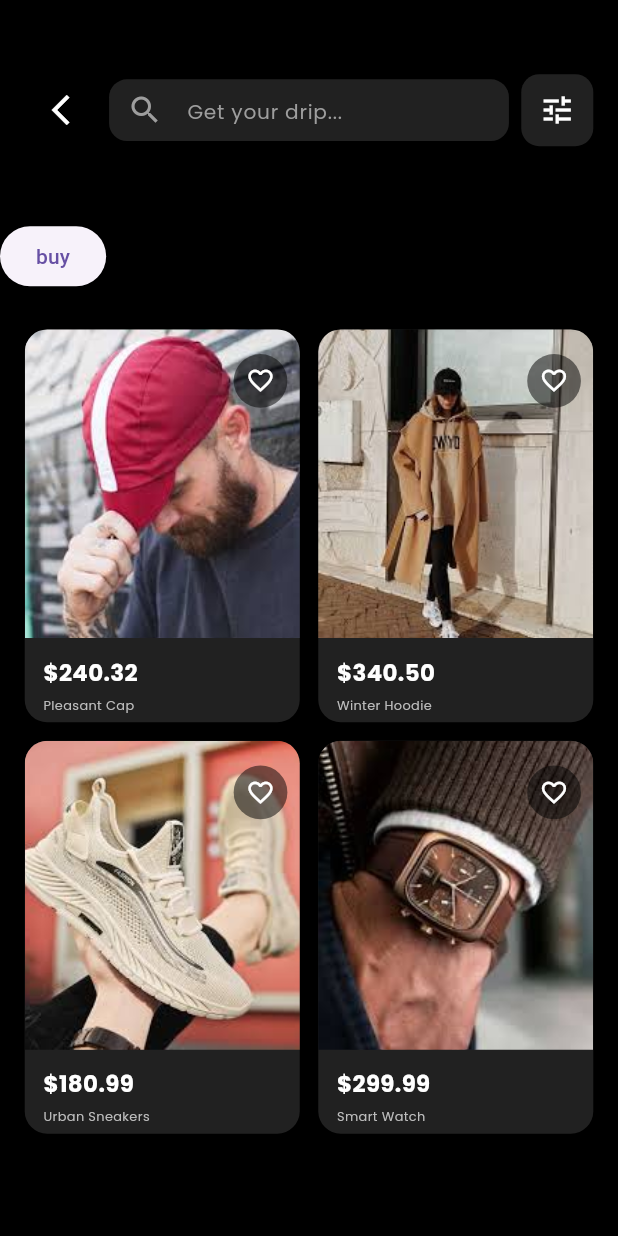
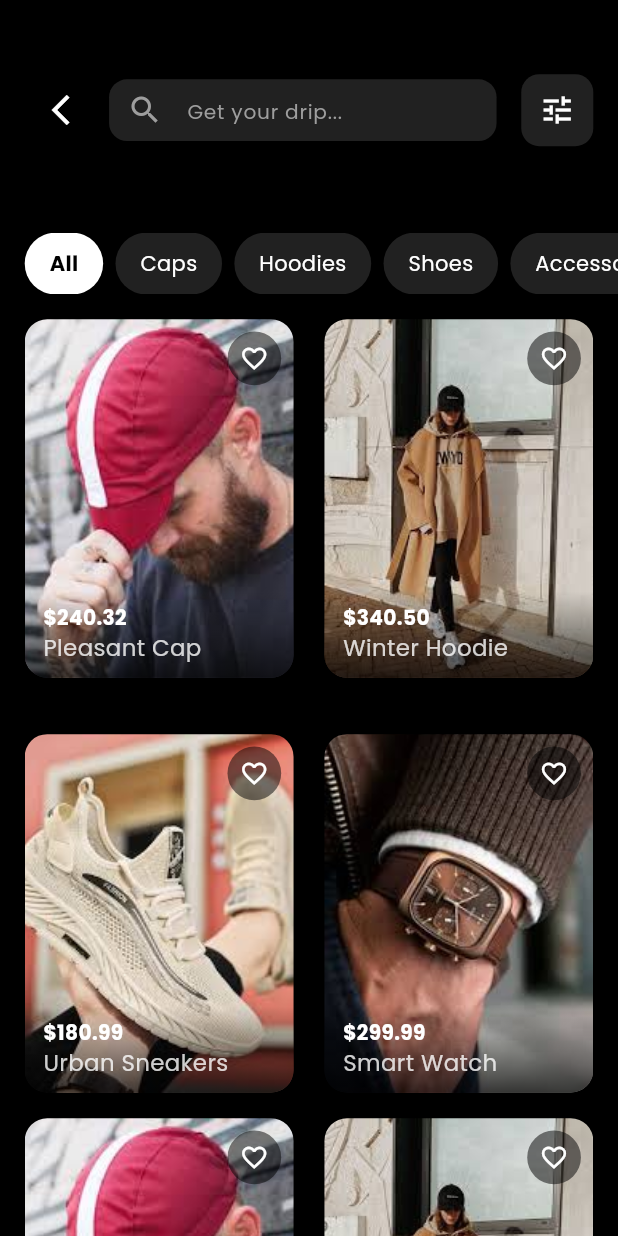
Before and after one commit to Srilochan7/renZ, a Flutter app: the Shop screen opened directly, on a phone screen of 412 x 824 dp. Run offline on Flutter 3.47's test engine with Material 3 defaults, Android fonts, the phone set to English and light mode, and no system bars; our stand-ins replace font_awesome_flutter, google_fonts, page_transition, shared_preferences, sizer; accounts and stored records are empty.

Commit message:
ui changes

```diff
--- a/lib/ui/Screens/shop.dart
+++ b/lib/ui/Screens/shop.dart
@@ -1,7 +1,39 @@
+import 'package:culture/ui/widgets/product_card.dart';
 import 'package:culture/ui/widgets/search_field.dart';
 import 'package:flutter/material.dart';
 import 'package:google_fonts/google_fonts.dart';
 import 'package:sizer/sizer.dart';
+
+// No changes needed to your Shop widget - it's already correctly importing
+// and using ProductCard widget from the separate file
+
+// Just to ensure your product list is consistent and flexible:
+List<Map<String, dynamic>> products = [
+  {
+    'image': 'assets/images/caps1.jpeg',
+    'price': 240.32,
+    'title': 'Pleasant Cap',
+    'isFavorite': false,
+  },
+  {
+    'image': 'assets/images/hoodie1.jpeg',
+    'price': 340.50,
+    'title': 'Winter Hoodie',
+    'isFavorite': false,
+  },
+  {
+    'image': 'assets/images/sneakers1.jpeg',
+    'price': 180.99,
+    'title': 'Urban Sneakers',
+    'isFavorite': false,
+  },
+  {
+    'image': 'assets/images/watch.jpeg',
+    'price': 299.99,
+    'title': 'Smart Watch',
+    'isFavorite': false,
+  },
+];
 
 class Shop extends StatefulWidget {
   const Shop({super.key});
@@ -9,31 +41,10 @@ class Shop extends StatefulWidget {
   @override
   State<Shop> createState() => _ShopState();
 }
-final List<Map<String, dynamic>> products = [
-  {
-    'image': 'assets/images/caps1.jpeg',
-    'price': 240.32,
-    'title': 'Pleasant Cap',
-  },
-  {
-    'image': 'assets/images/hoodie1.jpeg',
-    'price': 340.50,
-    'title': 'Winter Hoodie',
-  },
-  {
-    'image': 'assets/images/sneakers1.jpeg',
-    'price': 180.99,
-    'title': 'Urban Sneakers',
-  },
-  {
-    'image': 'assets/images/watch.jpeg',
-    'price': 299.99,
-    'title': 'Smart Watch',
-  },
-];
 
 class _ShopState extends State<Shop> {
   String selectedCategory = 'All'; // Default selected category
+  final categories = ['All', 'Caps', 'Hoodies', 'Shoes', 'Accessories'];
 
   @override
   Widget build(BuildContext context) {
@@ -42,9 +53,11 @@ class _ShopState extends State<Shop> {
       body: SafeArea(
         child: SingleChildScrollView(
           child: Column(
+            crossAxisAlignment: CrossAxisAlignment.start,
             children: [
+              // Header with back button, search field, and filter
               Padding(
-                padding: EdgeInsets.symmetric(horizontal: 4.w, vertical: 6.h),
+  padding: EdgeInsets.symmetric(horizontal: 4.w, vertical: 6.h),  // Adjusted vertical padding
   child: Row(
     children: [
       // Back Button
@@ -55,8 +68,9 @@ class _ShopState extends State<Shop> {
           color: Colors.white,
         ),
       ),
-                    // Search Field
-                    SearchField(),
+      // Search Field - expands to fill available space
+      Expanded(child: SearchField()),
+      SizedBox(width: 2.w),
       // Filters Button
       Container(
         decoration: BoxDecoration(
@@ -76,108 +90,95 @@ class _ShopState extends State<Shop> {
     ],
   ),
 ),
-              // Category Buttons
-             Row(
-              children: [
-                ElevatedButton(onPressed: (){
 
-                }, child: Text("buy"))
-              ],
+// Category Horizontal Scrolling List
+Container(
+  height: 5.h,
+  margin: EdgeInsets.symmetric(vertical: 1.h),  // Adjusted vertical margin
+  child: ListView.builder(
+    scrollDirection: Axis.horizontal,
+    padding: EdgeInsets.symmetric(horizontal: 4.w),
+    itemCount: categories.length,
+    itemBuilder: (context, index) {
+      return Padding(
+        padding: EdgeInsets.only(right: 2.w),
+        child: GestureDetector(
+          onTap: () {
+            setState(() {
+              selectedCategory = categories[index];
+            });
+          },
+          child: Container(
+            padding: EdgeInsets.symmetric(horizontal: 4.w),
+            decoration: BoxDecoration(
+              color: selectedCategory == categories[index]
+                  ? Colors.white
+                  : Colors.grey[900],
+              borderRadius: BorderRadius.circular(25),
             ),
-             SizedBox(height: 3.h,),
-             Padding(
-  padding: EdgeInsets.symmetric(horizontal: 4.w),
-  child: GridView.builder(
-    shrinkWrap: true,
-    physics: NeverScrollableScrollPhysics(),
-    gridDelegate: SliverGridDelegateWithFixedCrossAxisCount(
-      crossAxisCount: 2,
-      childAspectRatio: 0.7,
-      crossAxisSpacing: 3.w,
-      mainAxisSpacing: 3.w,
-    ),
-    itemCount: 4, // Show only 4 products
-    itemBuilder: (context, index) {
-      return Container(
-        decoration: BoxDecoration(
-          color: Colors.grey[900],
-          borderRadius: BorderRadius.circular(15),
-        ),
-        child: Column(
-          crossAxisAlignment: CrossAxisAlignment.start,
-          children: [
-            Stack(
-              children: [
-                // Product Image
-                ClipRRect(
-                  borderRadius: const BorderRadius.only(
-                    topLeft: Radius.circular(15),
-                    topRight: Radius.circular(15),
-                  ),
-                  child: Image.asset(
-                    products[index]['image'],
-                    width: double.infinity,
-                    height: 25.h,
-                    fit: BoxFit.cover,
-                  ),
-                ),
-                // Wishlist Heart Icon
-                Positioned(
-                  top: 2.h,
-                  right: 2.w,
-                  child: Container(
-                    padding: EdgeInsets.all(2.w),
-                    decoration: BoxDecoration(
-                      color: Colors.black.withOpacity(0.5),
-                      shape: BoxShape.circle,
-                    ),
-                    child: Icon(
-                      Icons.favorite_border,
-                      color: Colors.white,
-                      size: 18.sp,
+            alignment: Alignment.center,
+            child: Text(
+              categories[index],
+              style: GoogleFonts.poppins(
+                color: selectedCategory == categories[index]
+                    ? Colors.black
+                    : Colors.white,
+                fontWeight: selectedCategory == categories[index]
+                    ? FontWeight.bold
+                    : FontWeight.normal,
               ),
             ),
           ),
-              ],
-            ),
-            // Price and Title
-            Padding(
-              padding: EdgeInsets.all(3.w),
-              child: Column(
-                crossAxisAlignment: CrossAxisAlignment.start,
-                children: [
-                  Text(
-                    '\$${products[index]['price'].toStringAsFixed(2)}',
-                    style: GoogleFonts.poppins(
-                      color: Colors.white,
-                      fontSize: 16.sp,
-                      fontWeight: FontWeight.bold,
-                    ),
-                  ),
-                  SizedBox(height: 0.5.h),
-                  Text(
-                    products[index]['title'],
-                    style: GoogleFonts.poppins(
-                      color: Colors.grey[400],
-                      fontSize: 12.sp,
-                    ),
-                  ),
-                ],
-              ),
-            ),
-          ],
         ),
       );
     },
   ),
 ),
+
+
+              SizedBox(height: 1.h),
+
+              // Products Grid - Using the ProductCard widget from product_card.dart
+              Padding(
+                padding: EdgeInsets.symmetric(horizontal: 4.w),
+                child: GridView.builder(
+                  shrinkWrap: true,
+                  physics: const NeverScrollableScrollPhysics(),
+                  gridDelegate: SliverGridDelegateWithFixedCrossAxisCount(
+                    crossAxisCount: 2,
+                    childAspectRatio: 0.7,
+                    crossAxisSpacing: 5.w,
+                    mainAxisSpacing: 5.w,
+                  ),
+                  itemCount: products.length,
+                  itemBuilder: (context, index) {
+                    return ProductCard(productData: products[index], index: index);
+                  },
+                ),
+              ),
+              Padding(
+                padding: EdgeInsets.symmetric(horizontal: 4.w),
+                child: GridView.builder(
+                  shrinkWrap: true,
+                  physics: const NeverScrollableScrollPhysics(),
+                  gridDelegate: SliverGridDelegateWithFixedCrossAxisCount(
+                    crossAxisCount: 2,
+                    childAspectRatio: 0.7,
+                    crossAxisSpacing: 5.w,
+                    mainAxisSpacing: 5.w,
+                  ),
+                  itemCount: products.length,
+                  itemBuilder: (context, index) {
+                    return ProductCard(productData: products[index], index: index);
+                  },
+                ),
+              ),
+
+              SizedBox(height: 3.h),
             ],
           ),
         ),
       ),
     );
   }
-
-  // Category Button Widget with state change on click
-
 }
--- a/lib/ui/widgets/product_card.dart
+++ b/lib/ui/widgets/product_card.dart
@@ -3,43 +3,68 @@ import 'package:google_fonts/google_fonts.dart';
 import 'package:sizer/sizer.dart';
 
 class ProductCard extends StatefulWidget {
-  const ProductCard({super.key});
+  final Map<String, dynamic> productData;
+  final int index;
+
+  const ProductCard({
+    required this.productData,
+    required this.index,
+    super.key,
+  });
 
   @override
   State<ProductCard> createState() => _ProductCardState();
 }
 
 class _ProductCardState extends State<ProductCard> {
+  late bool isFavorite;
+
+  @override
+  void initState() {
+    super.initState();
+    isFavorite = widget.productData['isFavorite'] ?? false;
+  }
+
   @override
   Widget build(BuildContext context) {
     return Container(
-  width: 45.w,  // Adjust width as needed
+      width: 45.w,
       decoration: BoxDecoration(
-    color: Colors.grey[900],
+        color: Colors.transparent,
         borderRadius: BorderRadius.circular(15),
       ),
       child: Column(
         crossAxisAlignment: CrossAxisAlignment.start,
+        mainAxisSize: MainAxisSize.min,
         children: [
+          // Product image with overlays
           Stack(
             children: [
-          // Product Image
+              // Main product image
               ClipRRect(
-            borderRadius: BorderRadius.only(
-              topLeft: Radius.circular(15),
-              topRight: Radius.circular(15),
-            ),
+                borderRadius: BorderRadius.circular(15),
+                child: AspectRatio(
+                  aspectRatio: 3/4,
                   child: Image.asset(
-              'assets/images/cap.jpg',  // Replace with your image path
+                    widget.productData['image'],
                     width: double.infinity,
-              height: 40.h,
                     fit: BoxFit.cover,
                   ),
                 ),
-          // Heart Icon
+              ),
+
+              // Favorite/wishlist button
               Positioned(
-            top: 2.h,
+                top: 2.w,
                 right: 2.w,
+                child: GestureDetector(
+                  onTap: () {
+                    setState(() {
+                      isFavorite = !isFavorite;
+                      // Update the global product list to maintain state
+                      widget.productData['isFavorite'] = isFavorite;
+                    });
+                  },
                   child: Container(
                     padding: EdgeInsets.all(2.w),
                     decoration: BoxDecoration(
@@ -47,38 +72,60 @@ class _ProductCardState extends State<ProductCard> {
                       shape: BoxShape.circle,
                     ),
                     child: Icon(
-                Icons.favorite_border,  // Or Icons.favorite for filled heart
-                color: Colors.white,
+                      isFavorite ? Icons.favorite : Icons.favorite_border,
+                      color: isFavorite ? Colors.red : Colors.white,
                       size: 18.sp,
                     ),
                   ),
                 ),
+              ),
+
+              // Price and title overlay at the bottom
+              Positioned(
+                bottom: 0,
+                left: 0,
+                right: 0,
+                child: Container(
+                  padding: EdgeInsets.symmetric(vertical: 1.h, horizontal: 3.w),
+                  decoration: BoxDecoration(
+                    gradient: LinearGradient(
+                      begin: Alignment.topCenter,
+                      end: Alignment.bottomCenter,
+                      colors: [
+                        Colors.transparent,
+                        Colors.black.withOpacity(0.7),
                       ],
                     ),
-      // Price and Title
-      Padding(
-        padding: EdgeInsets.all(3.w),
+                    borderRadius: BorderRadius.only(
+                      bottomLeft: Radius.circular(15),
+                      bottomRight: Radius.circular(15),
+                    ),
+                  ),
                   child: Column(
                     crossAxisAlignment: CrossAxisAlignment.start,
                     children: [
                       Text(
-              '\$240.32',
+                        '\$${widget.productData['price'].toStringAsFixed(2)}',
                         style: GoogleFonts.poppins(
                           color: Colors.white,
-                fontSize: 16.sp,
+                          fontSize: 15.sp,
                           fontWeight: FontWeight.bold,
                         ),
                       ),
-            SizedBox(height: 0.5.h),
                       Text(
-              'Pleasant Cap',
+                        widget.productData['title'],
                         style: GoogleFonts.poppins(
-                color: Colors.grey[400],
-                fontSize: 12.sp,
+                          color: Colors.white.withOpacity(0.8),
+                          fontSize: 16.sp,
+                        ),
+                        overflow: TextOverflow.ellipsis,
+                        maxLines: 1,
+                      ),
+                    ],
+                  ),
                 ),
               ),
             ],
-        ),
           ),
         ],
       ),
```
Also changed, not shown: 129 other files. Lines whose indentation alone changed are shown as unchanged.
